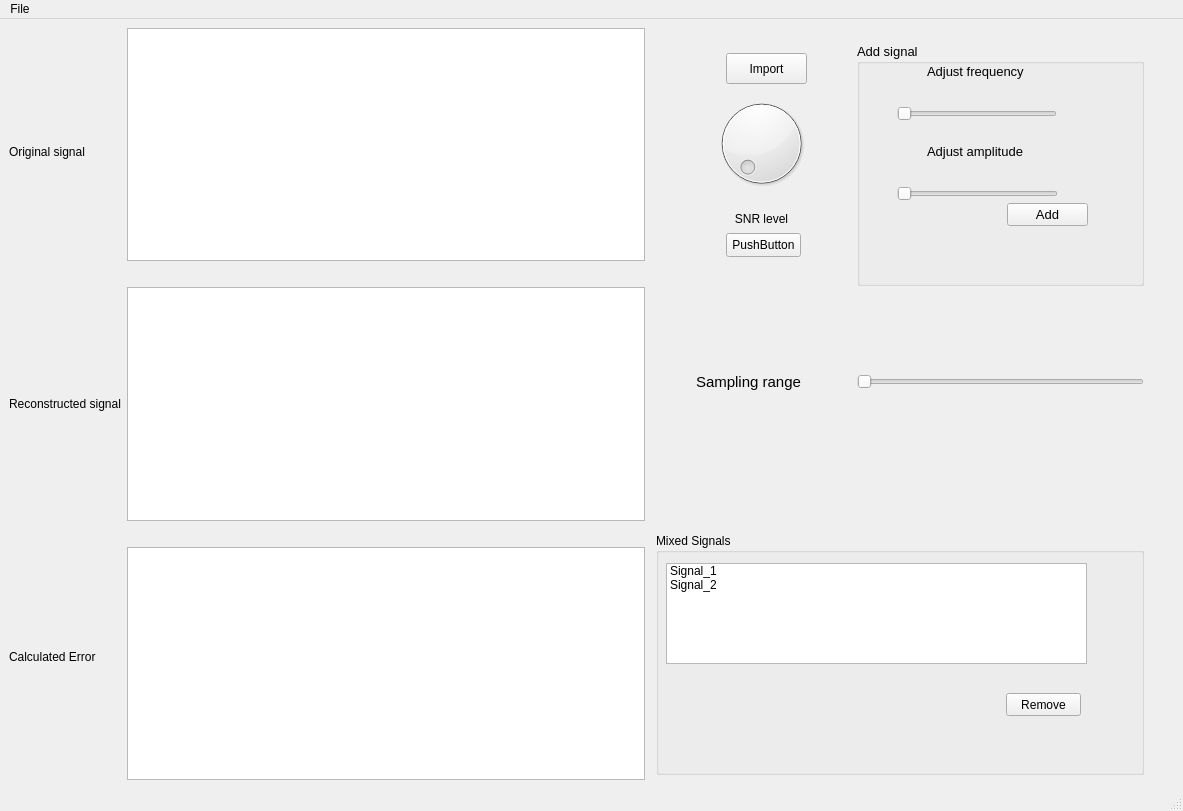
Before: the Qt Designer form sampling_studio.ui in SaraElsaggan/sampling_studio_DSP, drawn with Qt 5.
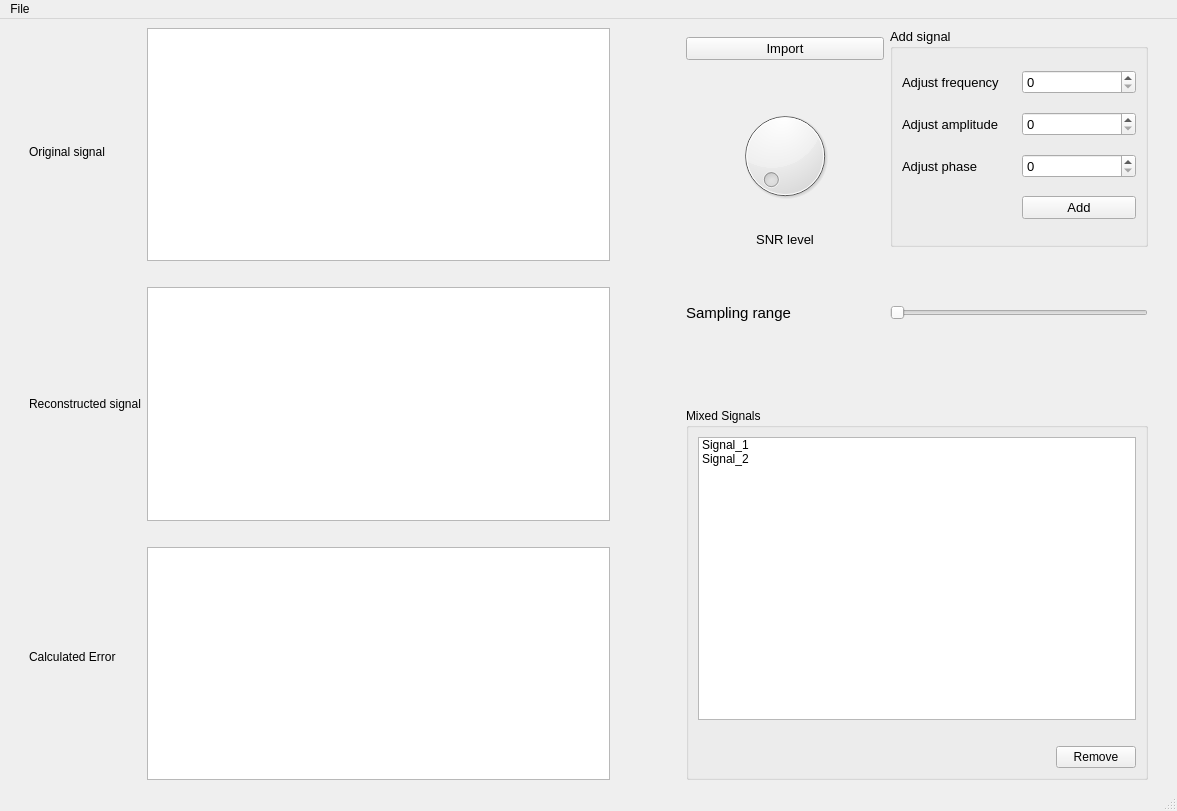
After: the same form once the commit is applied. Custom widgets are drawn as their Qt base class.

Commit message: sampling problem

What changed in the file:
```diff
--- a/sampling_studio.ui
+++ b/sampling_studio.ui
@@ -6,7 +6,7 @@
    <rect>
     <x>0</x>
     <y>0</y>
-    <width>1183</width>
+    <width>1177</width>
     <height>811</height>
    </rect>
   </property>
@@ -14,101 +14,131 @@
    <string>MainWindow</string>
   </property>
   <widget class="QWidget" name="centralwidget">
-   <layout class="QGridLayout" name="gridLayout_2">
-    <item row="0" column="0">
-     <widget class="QLabel" name="label">
-      <property name="text">
-       <string>Original signal</string>
-      </property>
-     </widget>
-    </item>
-    <item row="0" column="1" rowspan="3">
-     <layout class="QVBoxLayout" name="verticalLayout">
-      <item>
-       <widget class="PlotWidget" name="graphicsView_2"/>
-      </item>
-      <item>
-       <spacer name="verticalSpacer">
-        <property name="orientation">
-         <enum>Qt::Vertical</enum>
-        </property>
-        <property name="sizeType">
-         <enum>QSizePolicy::Minimum</enum>
-        </property>
-        <property name="sizeHint" stdset="0">
-         <size>
-          <width>20</width>
-          <height>20</height>
-         </size>
-        </property>
-       </spacer>
-      </item>
-      <item>
-       <widget class="PlotWidget" name="graphicsView"/>
-      </item>
-      <item>
-       <spacer name="verticalSpacer_2">
-        <property name="orientation">
-         <enum>Qt::Vertical</enum>
-        </property>
-        <property name="sizeType">
-         <enum>QSizePolicy::Minimum</enum>
-        </property>
-        <property name="sizeHint" stdset="0">
-         <size>
-          <width>20</width>
-          <height>20</height>
-         </size>
-        </property>
-       </spacer>
-      </item>
-      <item>
-       <widget class="PlotWidget" name="graphicsView_3"/>
-      </item>
-     </layout>
-    </item>
-    <item row="1" column="0">
+   <layout class="QGridLayout" name="gridLayout_3">
+    <item row="1" column="1">
      <widget class="QLabel" name="label_2">
       <property name="text">
        <string>Reconstructed signal</string>
       </property>
      </widget>
     </item>
-    <item row="2" column="0">
-     <widget class="QLabel" name="label_3">
-      <property name="text">
-       <string>Calculated Error </string>
-      </property>
-     </widget>
-    </item>
-    <item row="0" column="2">
-     <spacer name="horizontalSpacer_2">
+    <item row="0" column="5">
+     <spacer name="horizontalSpacer_3">
       <property name="orientation">
        <enum>Qt::Horizontal</enum>
       </property>
       <property name="sizeType">
-       <enum>QSizePolicy::Minimum</enum>
+       <enum>QSizePolicy::Fixed</enum>
       </property>
       <property name="sizeHint" stdset="0">
        <size>
-        <width>5</width>
+        <width>20</width>
         <height>20</height>
        </size>
       </property>
      </spacer>
     </item>
-    <item row="0" column="3" rowspan="3">
-     <layout class="QGridLayout" name="gridLayout">
-      <property name="topMargin">
-       <number>15</number>
-      </property>
-      <property name="rightMargin">
-       <number>30</number>
-      </property>
-      <property name="bottomMargin">
-       <number>5</number>
-      </property>
-      <item row="3" column="1">
+    <item row="0" column="4" rowspan="3">
+     <layout class="QGridLayout" name="gridLayout_2">
+      <item row="3" column="0">
+       <spacer name="verticalSpacer_5">
+        <property name="orientation">
+         <enum>Qt::Vertical</enum>
+        </property>
+        <property name="sizeType">
+         <enum>QSizePolicy::Fixed</enum>
+        </property>
+        <property name="sizeHint" stdset="0">
+         <size>
+          <width>198</width>
+          <height>80</height>
+         </size>
+        </property>
+       </spacer>
+      </item>
+      <item row="0" column="0">
+       <layout class="QGridLayout" name="gridLayout">
+        <item row="2" column="0">
+         <spacer name="verticalSpacer_4">
+          <property name="orientation">
+           <enum>Qt::Vertical</enum>
+          </property>
+          <property name="sizeType">
+           <enum>QSizePolicy::Minimum</enum>
+          </property>
+          <property name="sizeHint" stdset="0">
+           <size>
+            <width>20</width>
+            <height>40</height>
+           </size>
+          </property>
+         </spacer>
+        </item>
+        <item row="5" column="0">
+         <widget class="QLabel" name="label_7">
+          <property name="font">
+           <font>
+            <pointsize>10</pointsize>
+           </font>
+          </property>
+          <property name="text">
+           <string>SNR level</string>
+          </property>
+          <property name="alignment">
+           <set>Qt::AlignCenter</set>
+          </property>
+         </widget>
+        </item>
+        <item row="4" column="0">
+         <spacer name="verticalSpacer_3">
+          <property name="orientation">
+           <enum>Qt::Vertical</enum>
+          </property>
+          <property name="sizeType">
+           <enum>QSizePolicy::Minimum</enum>
+          </property>
+          <property name="sizeHint" stdset="0">
+           <size>
+            <width>20</width>
+            <height>20</height>
+           </size>
+          </property>
+         </spacer>
+        </item>
+        <item row="3" column="0">
+         <widget class="QDial" name="dial"/>
+        </item>
+        <item row="1" column="0">
+         <widget class="QPushButton" name="pushButton">
+          <property name="font">
+           <font>
+            <pointsize>10</pointsize>
+           </font>
+          </property>
+          <property name="text">
+           <string>Import</string>
+          </property>
+         </widget>
+        </item>
+        <item row="0" column="0">
+         <spacer name="verticalSpacer_6">
+          <property name="orientation">
+           <enum>Qt::Vertical</enum>
+          </property>
+          <property name="sizeType">
+           <enum>QSizePolicy::Fixed</enum>
+          </property>
+          <property name="sizeHint" stdset="0">
+           <size>
+            <width>20</width>
+            <height>9</height>
+           </size>
+          </property>
+         </spacer>
+        </item>
+       </layout>
+      </item>
+      <item row="2" column="1">
        <widget class="QSlider" name="horizontalSlider">
         <property name="sizePolicy">
          <sizepolicy hsizetype="Expanding" vsizetype="Fixed">
@@ -126,176 +156,74 @@
         </property>
        </widget>
       </item>
-      <item row="4" column="1">
-       <spacer name="verticalSpacer_5">
-        <property name="orientation">
-         <enum>Qt::Vertical</enum>
+      <item row="0" column="1">
+       <widget class="QGroupBox" name="groupBox">
+        <property name="enabled">
+         <bool>true</bool>
         </property>
-        <property name="sizeType">
-         <enum>QSizePolicy::Fixed</enum>
-        </property>
-        <property name="sizeHint" stdset="0">
-         <size>
-          <width>20</width>
-          <height>95</height>
-         </size>
-        </property>
-       </spacer>
-      </item>
-      <item row="0" column="0">
-       <widget class="QWidget" name="widget" native="true">
         <property name="sizePolicy">
-         <sizepolicy hsizetype="Minimum" vsizetype="Minimum">
+         <sizepolicy hsizetype="Preferred" vsizetype="Minimum">
           <horstretch>0</horstretch>
           <verstretch>0</verstretch>
          </sizepolicy>
         </property>
         <property name="minimumSize">
          <size>
-          <width>10</width>
-          <height>0</height>
-         </size>
-        </property>
-        <property name="maximumSize">
-         <size>
-          <width>160000</width>
-          <height>16777215</height>
-         </size>
-        </property>
-        <property name="sizeIncrement">
-         <size>
-          <width>10</width>
-          <height>0</height>
-         </size>
-        </property>
-        <property name="layoutDirection">
-         <enum>Qt::RightToLeft</enum>
-        </property>
-        <widget class="QPushButton" name="pushButton">
-         <property name="geometry">
-          <rect>
-           <x>70</x>
-           <y>10</y>
-           <width>81</width>
-           <height>31</height>
-          </rect>
-         </property>
-         <property name="text">
-          <string>Import</string>
-         </property>
-        </widget>
-        <widget class="QDial" name="dial">
-         <property name="geometry">
-          <rect>
-           <x>20</x>
-           <y>50</y>
-           <width>171</width>
-           <height>101</height>
-          </rect>
-         </property>
-        </widget>
-        <widget class="QLabel" name="label_7">
-         <property name="geometry">
-          <rect>
-           <x>70</x>
-           <y>160</y>
-           <width>71</width>
-           <height>31</height>
-          </rect>
-         </property>
-         <property name="text">
-          <string>SNR level</string>
-         </property>
-         <property name="alignment">
-          <set>Qt::AlignCenter</set>
-         </property>
-        </widget>
-        <widget class="QPushButton" name="pushButton_4">
-         <property name="geometry">
-          <rect>
-           <x>70</x>
-           <y>190</y>
-           <width>75</width>
-           <height>24</height>
-          </rect>
-         </property>
-         <property name="text">
-          <string>PushButton</string>
-         </property>
-        </widget>
-       </widget>
-      </item>
-      <item row="8" column="0" colspan="2">
-       <widget class="QGroupBox" name="groupBox_2">
-        <property name="title">
-         <string>Mixed Signals</string>
-        </property>
-        <widget class="QListWidget" name="listWidget">
-         <property name="geometry">
-          <rect>
-           <x>10</x>
-           <y>30</y>
-           <width>421</width>
-           <height>101</height>
-          </rect>
-         </property>
-         <item>
-          <property name="text">
-           <string>Signal_1</string>
-          </property>
-         </item>
-         <item>
-          <property name="text">
-           <string>Signal_2</string>
-          </property>
-         </item>
-        </widget>
-        <widget class="QPushButton" name="pushButton_3">
-         <property name="geometry">
-          <rect>
-           <x>350</x>
-           <y>160</y>
-           <width>75</width>
-           <height>23</height>
-          </rect>
-         </property>
-         <property name="text">
-          <string>Remove</string>
-         </property>
-        </widget>
-       </widget>
-      </item>
-      <item row="5" column="0">
-       <spacer name="verticalSpacer_4">
-        <property name="orientation">
-         <enum>Qt::Vertical</enum>
-        </property>
-        <property name="sizeType">
-         <enum>QSizePolicy::Fixed</enum>
-        </property>
-        <property name="sizeHint" stdset="0">
-         <size>
           <width>20</width>
           <height>40</height>
          </size>
         </property>
-       </spacer>
+        <property name="font">
+         <font>
+          <pointsize>10</pointsize>
+         </font>
+        </property>
+        <property name="title">
+         <string>Add signal</string>
+        </property>
+        <layout class="QGridLayout" name="gridLayout_4">
+         <item row="0" column="0">
+          <widget class="QLabel" name="label_5">
+           <property name="text">
+            <string>Adjust frequency</string>
+           </property>
+          </widget>
+         </item>
+         <item row="0" column="1">
+          <widget class="QSpinBox" name="spinBox"/>
+         </item>
+         <item row="1" column="0">
+          <widget class="QLabel" name="label_6">
+           <property name="text">
+            <string>Adjust amplitude</string>
+           </property>
+          </widget>
+         </item>
+         <item row="1" column="1">
+          <widget class="QSpinBox" name="spinBox_2"/>
+         </item>
+         <item row="2" column="0">
+          <widget class="QLabel" name="label_8">
+           <property name="text">
+            <string>Adjust phase</string>
+           </property>
+          </widget>
+         </item>
+         <item row="2" column="1">
+          <widget class="QSpinBox" name="spinBox_3"/>
+         </item>
+         <item row="3" column="1">
+          <widget class="QPushButton" name="pushButton_2">
+           <property name="text">
+            <string>Add</string>
+           </property>
+          </widget>
+         </item>
+        </layout>
+       </widget>
       </item>
-      <item row="3" column="0">
+      <item row="2" column="0">
        <layout class="QHBoxLayout" name="horizontalLayout">
-        <item>
-         <spacer name="horizontalSpacer_3">
-          <property name="orientation">
-           <enum>Qt::Horizontal</enum>
-          </property>
-          <property name="sizeHint" stdset="0">
-           <size>
-            <width>40</width>
-            <height>20</height>
-           </size>
-          </property>
-         </spacer>
-        </item>
         <item>
          <widget class="QLabel" name="label_4">
           <property name="font">
@@ -326,116 +254,174 @@
         </item>
        </layout>
       </item>
-      <item row="2" column="1">
-       <spacer name="verticalSpacer_3">
-        <property name="orientation">
-         <enum>Qt::Vertical</enum>
-        </property>
-        <property name="sizeType">
-         <enum>QSizePolicy::Fixed</enum>
-        </property>
-        <property name="sizeHint" stdset="0">
-         <size>
-          <width>20</width>
-          <height>80</height>
-         </size>
-        </property>
-       </spacer>
-      </item>
-      <item row="0" column="1">
-       <widget class="QGroupBox" name="groupBox">
-        <property name="enabled">
-         <bool>true</bool>
-        </property>
-        <property name="sizePolicy">
-         <sizepolicy hsizetype="Preferred" vsizetype="Minimum">
-          <horstretch>0</horstretch>
-          <verstretch>0</verstretch>
-         </sizepolicy>
-        </property>
-        <property name="minimumSize">
-         <size>
-          <width>20</width>
-          <height>40</height>
-         </size>
-        </property>
-        <property name="font">
-         <font>
-          <pointsize>10</pointsize>
-         </font>
-        </property>
+      <item row="4" column="0" colspan="2">
+       <widget class="QGroupBox" name="groupBox_2">
         <property name="title">
-         <string>Add signal</string>
+         <string>Mixed Signals</string>
         </property>
-        <widget class="QSlider" name="horizontalSlider_2">
-         <property name="geometry">
-          <rect>
-           <x>40</x>
-           <y>60</y>
-           <width>160</width>
-           <height>22</height>
-          </rect>
-         </property>
-         <property name="orientation">
-          <enum>Qt::Horizontal</enum>
-         </property>
-        </widget>
-        <widget class="QSlider" name="horizontalSlider_3">
-         <property name="geometry">
-          <rect>
-           <x>40</x>
-           <y>140</y>
-           <width>161</width>
-           <height>21</height>
-          </rect>
-         </property>
-         <property name="orientation">
-          <enum>Qt::Horizontal</enum>
-         </property>
-        </widget>
-        <widget class="QLabel" name="label_5">
-         <property name="geometry">
-          <rect>
-           <x>70</x>
-           <y>20</y>
-           <width>101</width>
-           <height>16</height>
-          </rect>
-         </property>
-         <property name="text">
-          <string>Adjust frequency</string>
-         </property>
-        </widget>
-        <widget class="QLabel" name="label_6">
-         <property name="geometry">
-          <rect>
-           <x>70</x>
-           <y>100</y>
-           <width>101</width>
-           <height>16</height>
-          </rect>
-         </property>
-         <property name="text">
-          <string>Adjust amplitude</string>
-         </property>
-        </widget>
-        <widget class="QPushButton" name="pushButton_2">
-         <property name="geometry">
-          <rect>
-           <x>150</x>
-           <y>160</y>
-           <width>81</width>
-           <height>23</height>
-          </rect>
-         </property>
-         <property name="text">
-          <string>Add</string>
-         </property>
-        </widget>
+        <layout class="QGridLayout" name="gridLayout_5">
+         <item row="2" column="1">
+          <widget class="QPushButton" name="pushButton_3">
+           <property name="text">
+            <string>Remove</string>
+           </property>
+          </widget>
+         </item>
+         <item row="0" column="0" colspan="2">
+          <widget class="QListWidget" name="listWidget">
+           <item>
+            <property name="text">
+             <string>Signal_1</string>
+            </property>
+           </item>
+           <item>
+            <property name="text">
+             <string>Signal_2</string>
+            </property>
+           </item>
+          </widget>
+         </item>
+         <item row="1" column="1">
+          <spacer name="verticalSpacer_8">
+           <property name="orientation">
+            <enum>Qt::Vertical</enum>
+           </property>
+           <property name="sizeType">
+            <enum>QSizePolicy::Fixed</enum>
+           </property>
+           <property name="sizeHint" stdset="0">
+            <size>
+             <width>20</width>
+             <height>20</height>
+            </size>
+           </property>
+          </spacer>
+         </item>
+         <item row="2" column="0">
+          <spacer name="horizontalSpacer_5">
+           <property name="orientation">
+            <enum>Qt::Horizontal</enum>
+           </property>
+           <property name="sizeHint" stdset="0">
+            <size>
+             <width>40</width>
+             <height>20</height>
+            </size>
+           </property>
+          </spacer>
+         </item>
+        </layout>
        </widget>
       </item>
+      <item row="1" column="1">
+       <spacer name="verticalSpacer_7">
+        <property name="orientation">
+         <enum>Qt::Vertical</enum>
+        </property>
+        <property name="sizeType">
+         <enum>QSizePolicy::Fixed</enum>
+        </property>
+        <property name="sizeHint" stdset="0">
+         <size>
+          <width>20</width>
+          <height>50</height>
+         </size>
+        </property>
+       </spacer>
+      </item>
      </layout>
     </item>
+    <item row="0" column="2" rowspan="3">
+     <layout class="QVBoxLayout" name="verticalLayout">
+      <item>
+       <widget class="PlotWidget" name="graphicsView_2"/>
+      </item>
+      <item>
+       <spacer name="verticalSpacer">
+        <property name="orientation">
+         <enum>Qt::Vertical</enum>
+        </property>
+        <property name="sizeType">
+         <enum>QSizePolicy::Minimum</enum>
+        </property>
+        <property name="sizeHint" stdset="0">
+         <size>
+          <width>20</width>
+          <height>20</height>
+         </size>
+        </property>
+       </spacer>
+      </item>
+      <item>
+       <widget class="PlotWidget" name="graphicsView"/>
+      </item>
+      <item>
+       <spacer name="verticalSpacer_2">
+        <property name="orientation">
+         <enum>Qt::Vertical</enum>
+        </property>
+        <property name="sizeType">
+         <enum>QSizePolicy::Minimum</enum>
+        </property>
+        <property name="sizeHint" stdset="0">
+         <size>
+          <width>20</width>
+          <height>20</height>
+         </size>
+        </property>
+       </spacer>
+      </item>
+      <item>
+       <widget class="PlotWidget" name="graphicsView_3"/>
+      </item>
+     </layout>
+    </item>
+    <item row="0" column="1">
+     <widget class="QLabel" name="label">
+      <property name="text">
+       <string>Original signal</string>
+      </property>
+     </widget>
+    </item>
+    <item row="0" column="3">
+     <spacer name="horizontalSpacer_2">
+      <property name="orientation">
+       <enum>Qt::Horizontal</enum>
+      </property>
+      <property name="sizeType">
+       <enum>QSizePolicy::Fixed</enum>
+      </property>
+      <property name="sizeHint" stdset="0">
+       <size>
+        <width>70</width>
+        <height>20</height>
+       </size>
+      </property>
+     </spacer>
+    </item>
+    <item row="2" column="1">
+     <widget class="QLabel" name="label_3">
+      <property name="text">
+       <string>Calculated Error </string>
+      </property>
+     </widget>
+    </item>
+    <item row="0" column="0">
+     <spacer name="horizontalSpacer_4">
+      <property name="orientation">
+       <enum>Qt::Horizontal</enum>
+      </property>
+      <property name="sizeType">
+       <enum>QSizePolicy::Fixed</enum>
+      </property>
+      <property name="sizeHint" stdset="0">
+       <size>
+        <width>20</width>
+        <height>20</height>
+       </size>
+      </property>
+     </spacer>
+    </item>
    </layout>
   </widget>
   <widget class="QMenuBar" name="menubar">
@@ -443,8 +429,8 @@
     <rect>
      <x>0</x>
      <y>0</y>
-     <width>1183</width>
-     <height>26</height>
+     <width>1177</width>
+     <height>21</height>
     </rect>
    </property>
    <widget class="QMenu" name="menuFile">
```
The commit also changes 4 other files.
